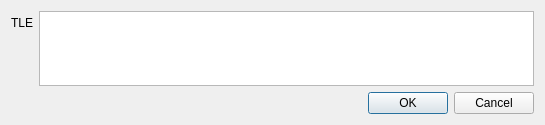
Before: the Qt Designer form tracker_dialog.ui in FelipeCortez/emmn, drawn with Qt 5.
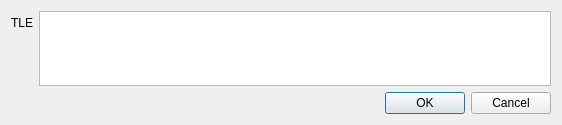
After: the same form once the commit is applied.

What changed in the file:
```diff
--- a/tracker_dialog.ui
+++ b/tracker_dialog.ui
@@ -6,7 +6,7 @@
    <rect>
     <x>0</x>
     <y>0</y>
-    <width>545</width>
+    <width>562</width>
     <height>125</height>
    </rect>
   </property>
@@ -29,7 +29,11 @@
     </widget>
    </item>
    <item row="0" column="1">
-    <widget class="QPlainTextEdit" name="tleInput"/>
+    <widget class="QPlainTextEdit" name="tleInput">
+     <property name="plainText">
+      <string/>
+     </property>
+    </widget>
    </item>
   </layout>
  </widget>
```
